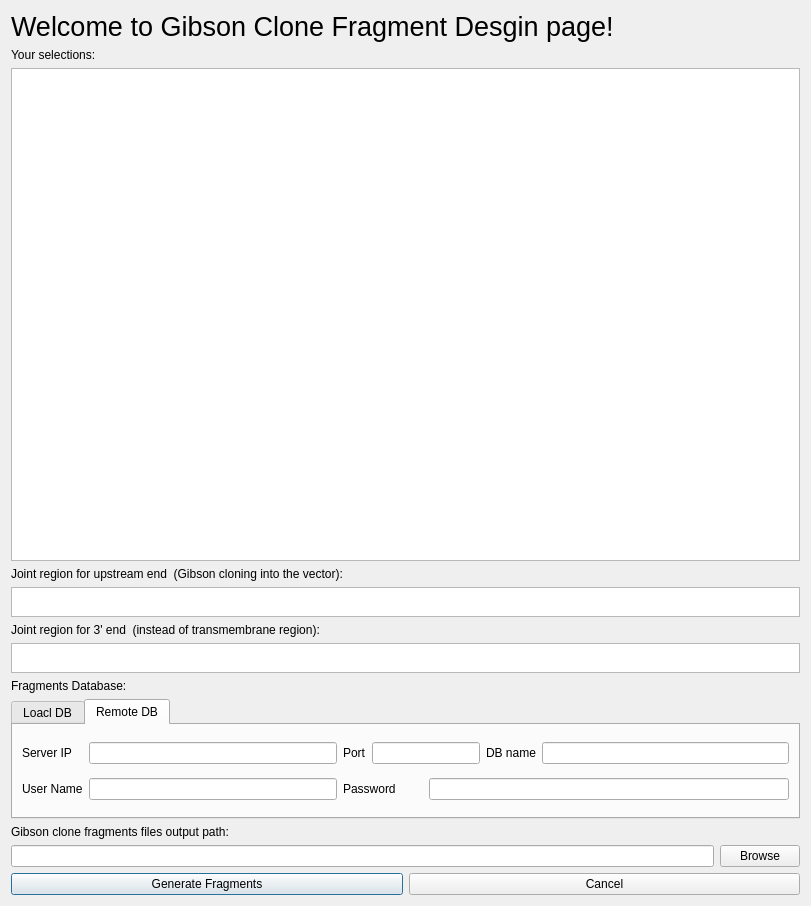
Qt form gibsonclone.ui (WilsonImmunologyLab/Librator) before a commit.
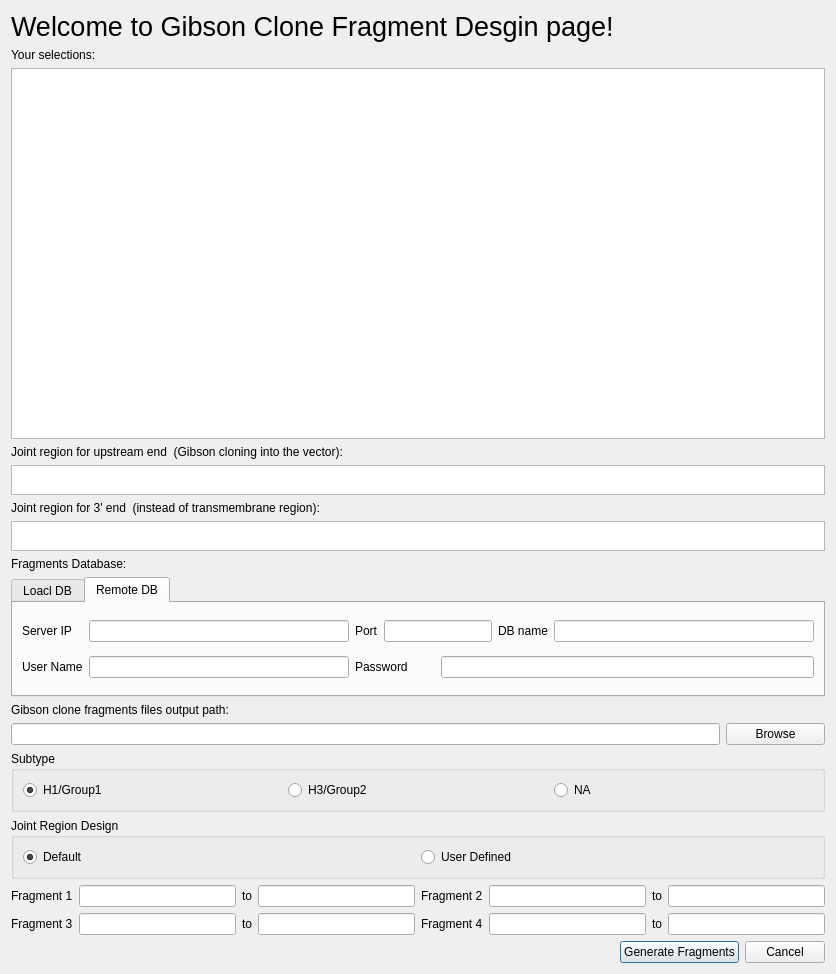
The same form after that commit.

```diff
--- a/gibsonclone.ui
+++ b/gibsonclone.ui
@@ -6,15 +6,15 @@
    <rect>
     <x>0</x>
     <y>0</y>
-    <width>811</width>
-    <height>906</height>
+    <width>718</width>
+    <height>974</height>
    </rect>
   </property>
   <property name="windowTitle">
    <string>Gibson Clone Fragments Design</string>
   </property>
-  <layout class="QGridLayout" name="gridLayout">
-   <item row="0" column="0" colspan="2">
+  <layout class="QGridLayout" name="gridLayout_6">
+   <item row="0" column="0">
     <widget class="QLabel" name="label">
      <property name="font">
       <font>
@@ -33,21 +33,21 @@
      </property>
     </widget>
    </item>
-   <item row="2" column="0" colspan="2">
+   <item row="2" column="0" colspan="3">
     <widget class="QListWidget" name="selection">
      <property name="selectionMode">
       <enum>QAbstractItemView::MultiSelection</enum>
      </property>
     </widget>
    </item>
-   <item row="3" column="0" colspan="2">
+   <item row="3" column="0">
     <widget class="QLabel" name="label_3">
      <property name="text">
       <string>Joint region for upstream end  (Gibson cloning into the vector):</string>
      </property>
     </widget>
    </item>
-   <item row="4" column="0" colspan="2">
+   <item row="4" column="0" colspan="3">
     <widget class="QTextEdit" name="jointUP">
      <property name="maximumSize">
       <size>
@@ -57,14 +57,14 @@
      </property>
     </widget>
    </item>
-   <item row="5" column="0" colspan="2">
+   <item row="5" column="0">
     <widget class="QLabel" name="label_5">
      <property name="text">
       <string>Joint region for 3' end  (instead of transmembrane region):</string>
      </property>
     </widget>
    </item>
-   <item row="6" column="0" colspan="2">
+   <item row="6" column="0" colspan="3">
     <widget class="QTextEdit" name="jointDOWN">
      <property name="maximumSize">
       <size>
@@ -74,14 +74,14 @@
      </property>
     </widget>
    </item>
-   <item row="7" column="0" colspan="2">
+   <item row="7" column="0">
     <widget class="QLabel" name="label_6">
      <property name="text">
       <string>Fragments Database:</string>
      </property>
     </widget>
    </item>
-   <item row="8" column="0" colspan="2">
+   <item row="8" column="0" colspan="3">
     <widget class="QTabWidget" name="tabWidget">
      <property name="maximumSize">
       <size>
@@ -175,24 +175,199 @@
      </widget>
     </widget>
    </item>
-   <item row="9" column="0" colspan="2">
+   <item row="9" column="0">
     <widget class="QLabel" name="label_4">
      <property name="text">
       <string>Gibson clone fragments files output path:</string>
      </property>
     </widget>
    </item>
-   <item row="10" column="0">
+   <item row="10" column="0" colspan="2">
     <widget class="QLineEdit" name="outpath"/>
    </item>
-   <item row="10" column="1">
+   <item row="10" column="2">
     <widget class="QPushButton" name="browse">
      <property name="text">
       <string>Browse</string>
      </property>
     </widget>
    </item>
-   <item row="11" column="0" colspan="2">
+   <item row="11" column="0" colspan="3">
+    <widget class="QGroupBox" name="groupBox">
+     <property name="title">
+      <string>Subtype</string>
+     </property>
+     <layout class="QGridLayout" name="gridLayout_5">
+      <item row="0" column="0">
+       <widget class="QRadioButton" name="radioButtonH1">
+        <property name="text">
+         <string>H1/Group1</string>
+        </property>
+        <property name="checked">
+         <bool>true</bool>
+        </property>
+       </widget>
+      </item>
+      <item row="0" column="1">
+       <widget class="QRadioButton" name="radioButtonH3">
+        <property name="text">
+         <string>H3/Group2</string>
+        </property>
+       </widget>
+      </item>
+      <item row="0" column="2">
+       <widget class="QRadioButton" name="radioButtonNA">
+        <property name="text">
+         <string>NA</string>
+        </property>
+       </widget>
+      </item>
+     </layout>
+    </widget>
+   </item>
+   <item row="12" column="0" colspan="3">
+    <widget class="QGroupBox" name="groupBox_2">
+     <property name="title">
+      <string>Joint Region Design</string>
+     </property>
+     <layout class="QGridLayout" name="gridLayout_4">
+      <item row="0" column="0">
+       <widget class="QRadioButton" name="radioButtonDefault">
+        <property name="text">
+         <string>Default</string>
+        </property>
+        <property name="checked">
+         <bool>true</bool>
+        </property>
+       </widget>
+      </item>
+      <item row="0" column="1">
+       <widget class="QRadioButton" name="radioButtonUser">
+        <property name="text">
+         <string>User Defined</string>
+        </property>
+       </widget>
+      </item>
+     </layout>
+    </widget>
+   </item>
+   <item row="13" column="0" colspan="3">
+    <layout class="QGridLayout" name="gridLayout">
+     <item row="0" column="5">
+      <widget class="QLineEdit" name="F2_start">
+       <property name="readOnly">
+        <bool>true</bool>
+       </property>
+      </widget>
+     </item>
+     <item row="0" column="3">
+      <widget class="QLineEdit" name="F1_end">
+       <property name="readOnly">
+        <bool>true</bool>
+       </property>
+      </widget>
+     </item>
+     <item row="2" column="2">
+      <widget class="QLabel" name="label_18">
+       <property name="text">
+        <string>to</string>
+       </property>
+      </widget>
+     </item>
+     <item row="2" column="0">
+      <widget class="QLabel" name="label_14">
+       <property name="text">
+        <string>Fragment 3</string>
+       </property>
+      </widget>
+     </item>
+     <item row="0" column="6">
+      <widget class="QLabel" name="label_19">
+       <property name="text">
+        <string>to</string>
+       </property>
+      </widget>
+     </item>
+     <item row="2" column="1">
+      <widget class="QLineEdit" name="F3_start">
+       <property name="readOnly">
+        <bool>true</bool>
+       </property>
+      </widget>
+     </item>
+     <item row="2" column="5">
+      <widget class="QLineEdit" name="F4_start">
+       <property name="readOnly">
+        <bool>true</bool>
+       </property>
+      </widget>
+     </item>
+     <item row="2" column="4">
+      <widget class="QLabel" name="label_16">
+       <property name="text">
+        <string>Fragment 4</string>
+       </property>
+      </widget>
+     </item>
+     <item row="0" column="1">
+      <widget class="QLineEdit" name="F1_start">
+       <property name="readOnly">
+        <bool>true</bool>
+       </property>
+      </widget>
+     </item>
+     <item row="0" column="2">
+      <widget class="QLabel" name="label_17">
+       <property name="text">
+        <string>to</string>
+       </property>
+      </widget>
+     </item>
+     <item row="2" column="6">
+      <widget class="QLabel" name="label_20">
+       <property name="text">
+        <string>to</string>
+       </property>
+      </widget>
+     </item>
+     <item row="0" column="0">
+      <widget class="QLabel" name="label_13">
+       <property name="text">
+        <string>Fragment 1</string>
+       </property>
+      </widget>
+     </item>
+     <item row="0" column="4">
+      <widget class="QLabel" name="label_15">
+       <property name="text">
+        <string>Fragment 2</string>
+       </property>
+      </widget>
+     </item>
+     <item row="2" column="3">
+      <widget class="QLineEdit" name="F3_end">
+       <property name="readOnly">
+        <bool>true</bool>
+       </property>
+      </widget>
+     </item>
+     <item row="0" column="7">
+      <widget class="QLineEdit" name="F2_end">
+       <property name="readOnly">
+        <bool>true</bool>
+       </property>
+      </widget>
+     </item>
+     <item row="2" column="7">
+      <widget class="QLineEdit" name="F4_end">
+       <property name="readOnly">
+        <bool>true</bool>
+       </property>
+      </widget>
+     </item>
+    </layout>
+   </item>
+   <item row="14" column="1" colspan="2">
     <layout class="QHBoxLayout" name="horizontalLayout">
      <item>
       <widget class="QPushButton" name="yes">
```
Left out of the diff: 44 changed lines with no effect on the pictures.
